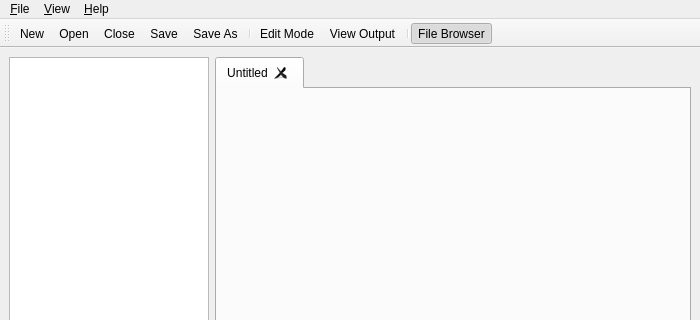
This is src/equipmant.ui in hk0i/equipmant as Qt 5 draws it before an edit; both pictures show x 0 to 700 and y 0 to 320 of the 700 by 545 pixel window. The edited form follows.
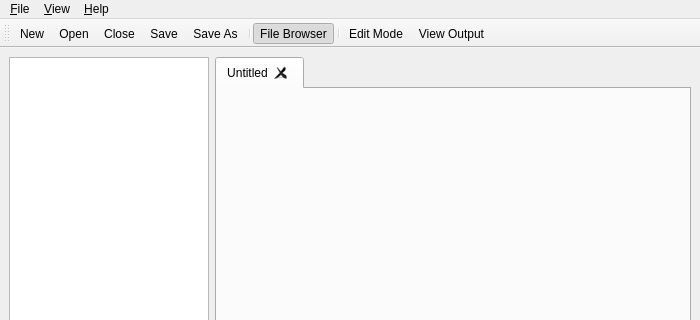
This is the edited form. Icons and pictures are not drawn. Custom widgets are drawn as their Qt base class.

Commit message: Added new icon for file browser

Patch:
```diff
--- a/src/equipmant.ui
+++ b/src/equipmant.ui
@@ -166,10 +166,10 @@
    <addaction name="mnuFileSave"/>
    <addaction name="mnuFileSaveAs"/>
    <addaction name="separator"/>
+   <addaction name="mnuViewFileBrowser"/>
+   <addaction name="separator"/>
    <addaction name="mnuViewEdit"/>
    <addaction name="mnuViewOutput"/>
-   <addaction name="separator"/>
-   <addaction name="mnuViewFileBrowser"/>
   </widget>
   <action name="mnuFileNew">
    <property name="icon">
```
Left out of the diff: 4 changed lines with no effect on the pictures. The commit also changes 3 other files.
